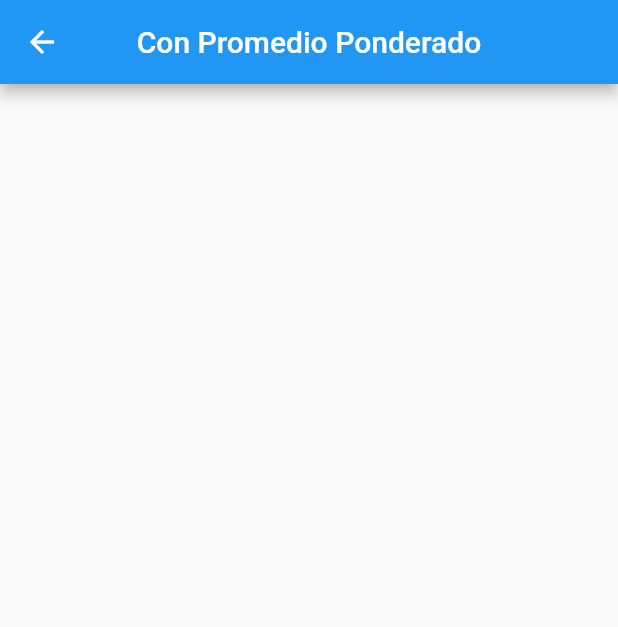
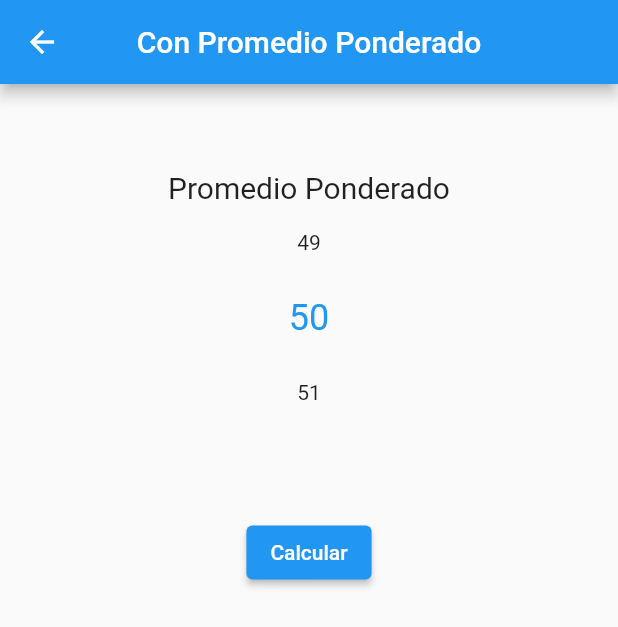
Before and after one commit to giullianocht/poli_calc, a Flutter app: the PromedioView screen opened by its route, on a phone screen of 412 x 824 dp. Shown: the top 627 px of the screen. Run offline on Flutter 3.47's test engine with Material 2 defaults, Android fonts, the phone set to English and light mode, and no system bars; drawn by our look-alikes of numberpicker; our stand-ins replace get.

Commit message:
Con Promedio Ponderado migrado y mejorado

```diff
--- a/lib/app/models/PromedioPonderado.dart
+++ b/lib/app/models/PromedioPonderado.dart
@@ -3,9 +3,11 @@ import 'package:poli_calc/app/models/Parcial.dart';
 
 class PromedioPonderado {
   late Parcial parcial;
-  int laboratorio;
-  int taller;
-  int trabajoPractico;
+  late int laboratorio;
+  late int taller;
+  late int trabajoPractico;
+  bool _auxTengo = false;
+  int _promedioPonderado = 0;
   late double porcentajeParcial;
   late double porcentajeLaboratorio;
   late double porcentajeTaller;
@@ -23,6 +25,16 @@ class PromedioPonderado {
               trabajoPractico >= 0 &&
               trabajoPractico <= 100,
         );
+
+  PromedioPonderado.tengoUnPromedioPonderado(int valor) {
+    this._auxTengo = true;
+    this._promedioPonderado = valor;
+  }
+  set setPromedioPonderado(int valor) {
+    this._auxTengo = true;
+    this._promedioPonderado = valor;
+  }
+
   set setParcial(Parcial parcial) {
     this.parcial = parcial;
   }
@@ -59,6 +71,9 @@ class PromedioPonderado {
 
   //Se calcula el Promedio Ponderado
   int calcular() {
+    if (_auxTengo) {
+      return this._promedioPonderado;
+    } else {
       if (_verificarSumaPorcentajes()) {
         var puntajeParciales = (parcial.promedio * porcentajeParcial);
         var puntajeLaboratorio = (laboratorio * porcentajeLaboratorio);
@@ -81,3 +96,4 @@ class PromedioPonderado {
       }
     }
   }
+}
--- a/lib/app/modules/conparciales/controllers/parciales_controller.dart
+++ b/lib/app/modules/conparciales/controllers/parciales_controller.dart
@@ -9,10 +9,8 @@ class ConParcialesController extends GetxController {
   //y tampoco un porcentaje para ellos ya que el porcentaje del
   //calculo del parcial es 100
   var parcial = Parcial(primerParcial: 50, segundoParcial: 50);
-
   var promedioPonderado =
       PromedioPonderado(laboratorio: 0, taller: 0, trabajoPractico: 0);
-
   var examenFinal = ExamenFinal().obs;
 
   @override
--- a/lib/app/modules/conparciales/views/parciales_view.dart
+++ b/lib/app/modules/conparciales/views/parciales_view.dart
@@ -16,7 +16,7 @@ class ConParcialesView extends GetView<ConParcialesController> {
         //el home
         leading: IconButton(
           icon: Icon(Icons.arrow_back),
-          onPressed: () => Get.toNamed(Routes.HOME),
+          onPressed: () => Get.offNamed(Routes.HOME),
         ),
         centerTitle: true,
       ),
@@ -84,7 +84,6 @@ class ConParcialesView extends GetView<ConParcialesController> {
 
   void modalResultados() {
     var notas = controller.calcularNotas();
-    print(notas);
     Get.defaultDialog(
       title: "Notas",
       content: Column(
--- a/lib/app/modules/home/controllers/home_controller.dart
+++ b/lib/app/modules/home/controllers/home_controller.dart
@@ -2,7 +2,7 @@ import 'package:get/get.dart';
 import 'package:poli_calc/app/routes/app_pages.dart';
 
 class HomeController extends GetxController {
-  void irConParciales() => Get.toNamed(Routes.CONPARCIALES);
-  void irConPromedio() => Get.toNamed(Routes.PROMEDIO);
-  void irArmar() => Get.toNamed(Routes.ARMAR);
+  void irConParciales() => Get.offNamed(Routes.CONPARCIALES);
+  void irConPromedio() => Get.offNamed(Routes.PROMEDIO);
+  void irArmar() => Get.offNamed(Routes.ARMAR);
 }
--- a/lib/app/modules/promedio/controllers/promedio_controller.dart
+++ b/lib/app/modules/promedio/controllers/promedio_controller.dart
@@ -1,76 +1,65 @@
-//import 'package:flutter/material.dart';
 import 'package:get/get.dart';
+import 'package:poli_calc/app/models/ExamenFinal.dart';
+import 'package:poli_calc/app/models/PromedioPonderado.dart';
 
 class PromedioController extends GetxController {
-  /*TextEditingController ppController = TextEditingController();
+  var _promedioPonderado = PromedioPonderado.tengoUnPromedioPonderado(50);
+  //El auxiliar se utiliza para manejar el NumberPicker
+  var _auxPromedioPonderado = 50.obs;
+  var examenFinal = ExamenFinal().obs;
 
-  RxBool error = RxBool();
-  RxString errorDetallado = RxString("");
+  @override
+  void onInit() {
+    examenFinal.value!.setPromedioPonderado = _promedioPonderado;
+    examenFinal.value!.setPuntajeExamenFinal = 0;
 
-  RxInt dos = RxInt(0);
-  RxInt tres = RxInt(0);
-  RxInt cuatro = RxInt(0);
-  RxInt cinco = RxInt(0);
+    examenFinal.value!.setPorcentajePromedioPonderado = 60;
+    examenFinal.value!.setPorcetajePuntajeExamenFinal = 40;
 
-  bool _validator(String text) {
-    if (num.tryParse(text) != null &&
-        num.tryParse(text) >= 0 &&
-        num.tryParse(text) <= 100) {
-      return true;
-    } else {
-      return false;
-    }
+    super.onInit();
   }
 
-  void calcular() {
-    if (_validator(ppController.text)) {
-      error.value = false;
-      errorDetallado.value = "";
-      double promedio = double.tryParse(ppController.text);
+  @override
+  void onReady() {
+    super.onReady();
+  }
 
-      if (promedio < 50) {
-        error.value = true;
-        errorDetallado.value = "Error: Promedio menor a 50";
+  @override
+  void onClose() {
+    super.onClose();
+  }
+
+  void setPromedioPonderado(int valor) {
+    _auxPromedioPonderado.value = valor;
+  }
+
+  int get promedioPonderado {
+    return _auxPromedioPonderado.value;
+  }
+
+  int _auxCalcularNota(int notaFinal, int iniPuntaje) {
+    for (var puntaje = iniPuntaje; puntaje <= 100; puntaje++) {
+      examenFinal.value!.setPuntajeExamenFinal = puntaje;
+      if (examenFinal.value!.nota() == notaFinal) {
+        return puntaje;
       }
+    }
+    //Error
+    return -1;
+  }
 
-      for (var i = 50; i <= 100; i++) {
-        if (((promedio * 0.60) + (i * 0.40)).round() >= 60 && promedio >= 50) {
-          dos.value = i;
-          break;
-        } else {
-          dos.value = 0;
-        }
-      }
-      for (var i = 50; i <= 100; i++) {
-        if (((promedio * 0.60) + (i * 0.40)).round() >= 71 && promedio >= 50) {
-          tres.value = i;
-          break;
-        } else {
-          tres.value = 0;
-        }
-      }
-      if (dos.value == tres.value) {
-        dos.value = 0;
-      }
-      for (var i = 50; i <= 100; i++) {
-        if (((promedio * 0.60) + (i * 0.40)).round() >= 81 && promedio >= 50) {
-          cuatro.value = i;
-          break;
-        } else {
-          cuatro.value = 0;
-        }
-      }
-      for (var i = 50; i <= 100; i++) {
-        if (((promedio * 0.60) + (i * 0.40)).round() >= 91 && promedio >= 50) {
-          cinco.value = i;
-          break;
-        } else {
-          cinco.value = 0;
-        }
-      }
-    } else {
-      error.value = true;
-      errorDetallado.value = "Error: Dato no valido";
-    }
-  }*/
+  List<int> calcularNotas() {
+    examenFinal.value!.promedioPonderado.setPromedioPonderado =
+        _auxPromedioPonderado.value;
+    var puntajeParaDos = _auxCalcularNota(2, 50);
+    var puntajeParaTres = _auxCalcularNota(3, puntajeParaDos);
+    var puntajeParaCuatro = _auxCalcularNota(4, puntajeParaTres);
+    var puntajeParaCinco = _auxCalcularNota(5, puntajeParaCuatro);
+    return [
+      puntajeParaDos,
+      puntajeParaTres,
+      puntajeParaCuatro,
+      puntajeParaCinco
+    ];
+  }
 }
--- a/lib/app/modules/promedio/views/promedio_view.dart
+++ b/lib/app/modules/promedio/views/promedio_view.dart
@@ -1,15 +1,94 @@
 import 'package:flutter/material.dart';
 import 'package:get/get.dart';
+import 'package:numberpicker/numberpicker.dart';
 import 'package:poli_calc/app/modules/promedio/controllers/promedio_controller.dart';
+import 'package:poli_calc/app/routes/app_pages.dart';
 
 class PromedioView extends GetView<PromedioController> {
   @override
   Widget build(BuildContext context) {
     return Scaffold(
-        appBar: AppBar(
-          title: Text('Con Promedio Ponderado'),
-          centerTitle: true,
+      appBar: AppBar(
+        title: Text("Con Promedio Ponderado"),
+        //Esto se agrega debido que en la web se pierde la
+        //referencia de la ruta anterior
+        //si se ingresa directamente a ella con la url saltando
+        //el home
+        leading: IconButton(
+          icon: Icon(Icons.arrow_back),
+          onPressed: () => Get.offNamed(Routes.HOME),
         ),
-        body: Center());
+        centerTitle: true,
+      ),
+      body: Column(
+        children: [
+          Row(
+            mainAxisAlignment: MainAxisAlignment.center,
+            children: <Widget>[
+              SizedBox(
+                height: Get.mediaQuery.size.height * 0.35,
+              ),
+              Obx(
+                () => Column(
+                  mainAxisSize: MainAxisSize.min,
+                  children: [
+                    Text(
+                      "Promedio Ponderado",
+                      style: TextStyle(
+                        fontSize: 20.0,
+                      ),
+                    ),
+                    NumberPicker(
+                      value: controller.promedioPonderado,
+                      minValue: 0,
+                      maxValue: 100,
+                      onChanged: (value) =>
+                          controller.setPromedioPonderado(value),
+                    ),
+                  ],
+                ),
+              ),
+            ],
+          ),
+          ElevatedButton(
+            onPressed: () {
+              modalResultados();
+            },
+            child: Text("Calcular"),
+          )
+        ],
+      ),
+    );
+  }
+
+  void modalResultados() {
+    var notas = controller.calcularNotas();
+    Get.defaultDialog(
+      title: "Notas",
+      content: Column(
+        children: [
+          notas[0] != -1
+              ? Text(
+                  "Puntaje para 2: ${notas[0]}",
+                )
+              : Container(),
+          notas[1] != -1
+              ? Text(
+                  "Puntaje para 3: ${notas[1]}",
+                )
+              : Container(),
+          notas[2] != -1
+              ? Text(
+                  "Puntaje para 4: ${notas[2]}",
+                )
+              : Container(),
+          notas[3] != -1
+              ? Text(
+                  "Puntaje para 5: ${notas[3]}",
+                )
+              : Container(),
+        ],
+      ),
+    );
   }
 }
```
Also changed, not shown: lib/app/modules/home/views/home_view.dart (+9 -5 lines). Lines whose indentation alone changed are shown as unchanged.
